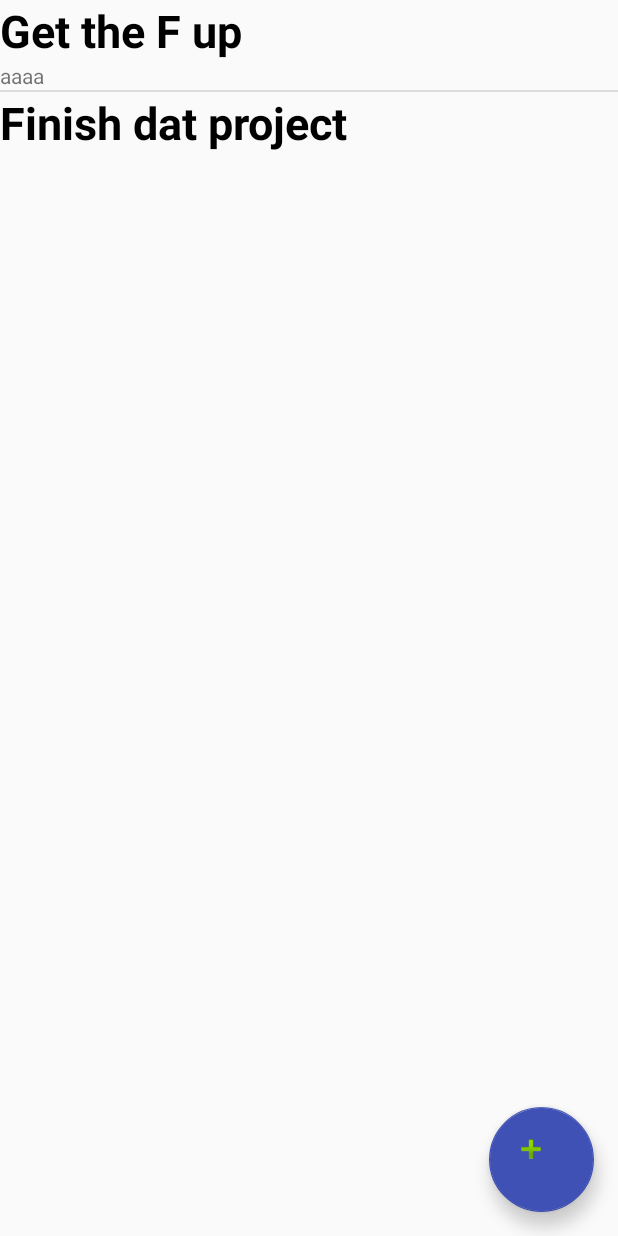
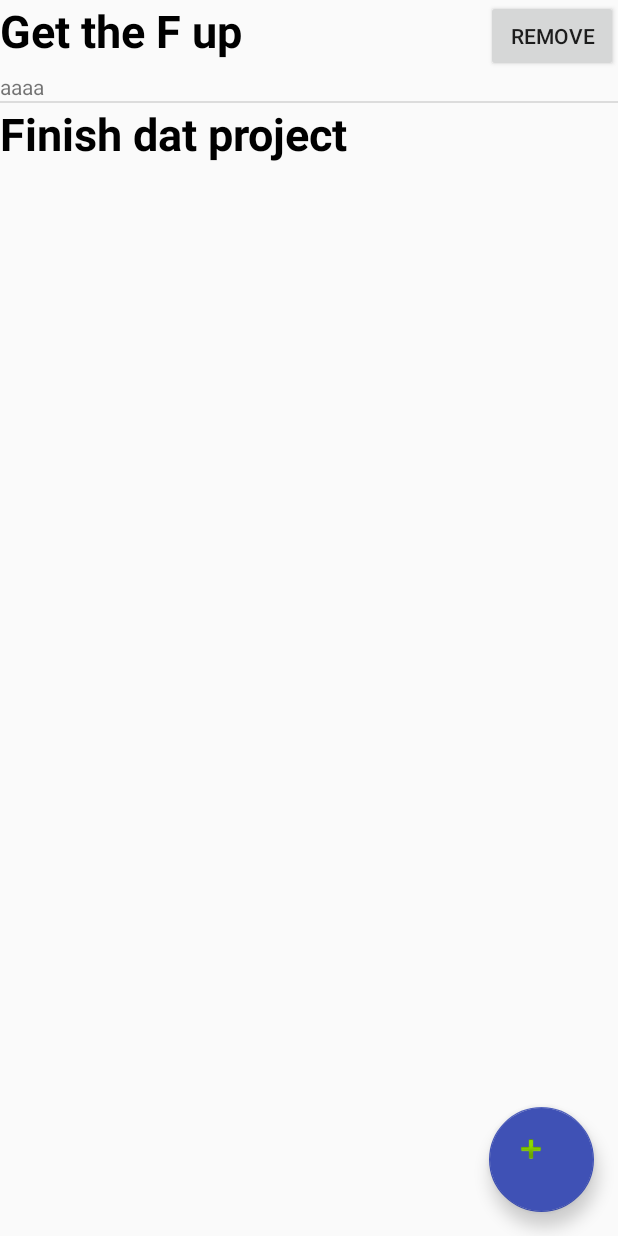
Before and after one commit to Kwakwaouaite/task_manager, an Android app: the screen it shows after launch (DisplayTask), after a tap on "Get the F up", on a phone screen of 412 x 824 dp. Run offline under Robolectric (Android 15) with nearby library versions, the phone set to English and light mode, and no system bars.

Commit message:
Remove button is on

```diff
--- a/Taskmanager/app/src/main/java/com/manzanart/albick/taskmanager/DisplayTask.java
+++ b/Taskmanager/app/src/main/java/com/manzanart/albick/taskmanager/DisplayTask.java
@@ -16,6 +16,7 @@ import android.view.MenuItem;
 import android.view.ViewGroup;
 import android.widget.AdapterView;
 import android.widget.Button;
+import android.widget.LinearLayout;
 import android.widget.ListView;
 import android.widget.TextView;
 import android.widget.Toast;
@@ -36,7 +37,7 @@ public class DisplayTask extends AppCompatActivity {
 
     private ListView mListView;
     private ArrayList<Task> tasks;
-
+    TaskAdapter adapter;
     @Override
     protected void onCreate(Bundle savedInstanceState) {
         super.onCreate(savedInstanceState);
@@ -55,7 +56,7 @@ public class DisplayTask extends AppCompatActivity {
         Intent intent = getIntent();
         if(intent != null) {
             Bundle extras = getIntent().getExtras();
-            if (extras != null) {
+            if (extras != null && intent.getStringExtra("date")!=null) {
                 String name = intent.getStringExtra("nameTask");
                 String description = intent.getStringExtra("descriptionTask");
                 String dateStr = intent.getStringExtra("date");
@@ -87,7 +88,7 @@ public class DisplayTask extends AppCompatActivity {
         mListView = (ListView) findViewById(R.id.list);
 
 
-        final TaskAdapter adapter = new TaskAdapter(DisplayTask.this, tasks);
+        this.adapter = new TaskAdapter(DisplayTask.this, tasks);
         mListView.setAdapter(adapter);
 
         mListView.setOnItemClickListener(new AdapterView.OnItemClickListener() {
@@ -101,6 +102,8 @@ public class DisplayTask extends AppCompatActivity {
 
                 // ListView Clicked item value
                 //String  itemValue    = (String) mListView.getItemAtPosition(position);
+
+                Log.d("tag", view.getTag().getClass().getName());
 
                 Task task = tasks.get((int) id);
                 task.switchDisplay();
@@ -133,6 +136,7 @@ public class DisplayTask extends AppCompatActivity {
             }
 
         });
+
     }
 
 public void Save()
@@ -201,4 +205,15 @@ return null;
         super.onSaveInstanceState(savedInstanceState);
 
     }
+
+    public void removeClickHandler(View v){
+        LinearLayout vwParentRow = (LinearLayout)v.getParent();
+        TextView child = (TextView)vwParentRow.getChildAt(0);
+        Button btnChild = (Button)vwParentRow.getChildAt(1);
+        int position = Integer.parseInt((String)btnChild.getContentDescription());
+        tasks.remove(position);
+        Save();
+        adapter.notifyDataSetChanged();
+
+    }
 }
--- a/Taskmanager/app/src/main/java/com/manzanart/albick/taskmanager/TaskAdapter.java
+++ b/Taskmanager/app/src/main/java/com/manzanart/albick/taskmanager/TaskAdapter.java
@@ -7,6 +7,7 @@ import android.view.LayoutInflater;
 import android.view.View;
 import android.view.ViewGroup;
 import android.widget.ArrayAdapter;
+import android.widget.Button;
 import android.widget.ImageView;
 import android.widget.TextView;
 
@@ -37,6 +38,7 @@ public class TaskAdapter extends ArrayAdapter<Task> {
 
                 viewHolder.text = (TextView) convertView.findViewById(R.id.task_name);
                 viewHolder.description = convertView.findViewById(R.id.description);
+                viewHolder.button = convertView.findViewById(R.id.remove_button);
                 //viewHolder.image = (ImageView) convertView.findViewById(R.id.image);
                 convertView.setTag(viewHolder);
             }
@@ -47,12 +49,15 @@ public class TaskAdapter extends ArrayAdapter<Task> {
             //il ne reste plus qu'à remplir notre vue
 
             viewHolder.text.setText(task.getName());
+            viewHolder.button.setContentDescription(Integer.toString(position));
 
             if (task.isDisplayed()) {
                 viewHolder.description.setText( task.getDescription());
+                viewHolder.button.setVisibility(View.VISIBLE);
             }
             else {
-                viewHolder.description.setText(null);}
+                viewHolder.description.setText(null);
+                viewHolder.button.setVisibility(View.GONE);}
             //viewHolder.image.setImageDrawable(new ColorDrawable(task.getColor()));
 
             return convertView;
@@ -63,5 +68,6 @@ public class TaskAdapter extends ArrayAdapter<Task> {
             public TextView text;
             public ImageView image;
             public TextView description;
+            public Button button;
         }
     }
--- a/Taskmanager/app/src/main/res/layout/row_task.xml
+++ b/Taskmanager/app/src/main/res/layout/row_task.xml
@@ -2,6 +2,11 @@
 <LinearLayout xmlns:android="http://schemas.android.com/apk/res/android"
     android:orientation="vertical" android:layout_width="match_parent"
     android:layout_height="wrap_content">
+
+    <LinearLayout
+        android:layout_width="match_parent"
+        android:layout_height="wrap_content"
+        android:orientation="horizontal">
 
         <TextView
             android:id="@+id/task_name"
@@ -9,8 +14,21 @@
             android:layout_height="wrap_content"
             android:text="Task name"
             android:textSize="30dp"
+            android:layout_weight="3"
             android:textColor="@android:color/black"
             android:textStyle="bold"/>
+
+        <Button
+            android:id="@+id/remove_button"
+            android:text="Remove"
+            android:contentDescription=""
+            android:layout_width="wrap_content"
+            android:layout_height="wrap_content"
+            android:layout_gravity="right"
+            android:focusable="false"
+            android:layout_weight="0"
+            android:onClick="removeClickHandler"/>
+    </LinearLayout>
 
     <TextView
         android:layout_width="wrap_content"
```
Lines whose indentation alone changed are shown as unchanged.
